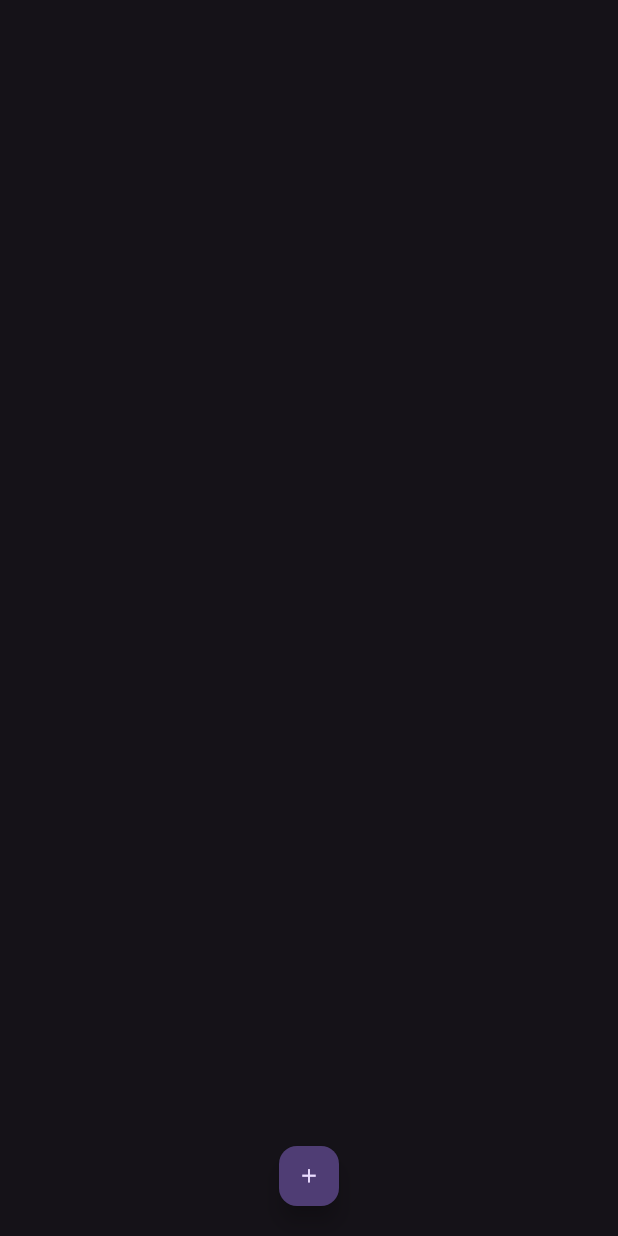
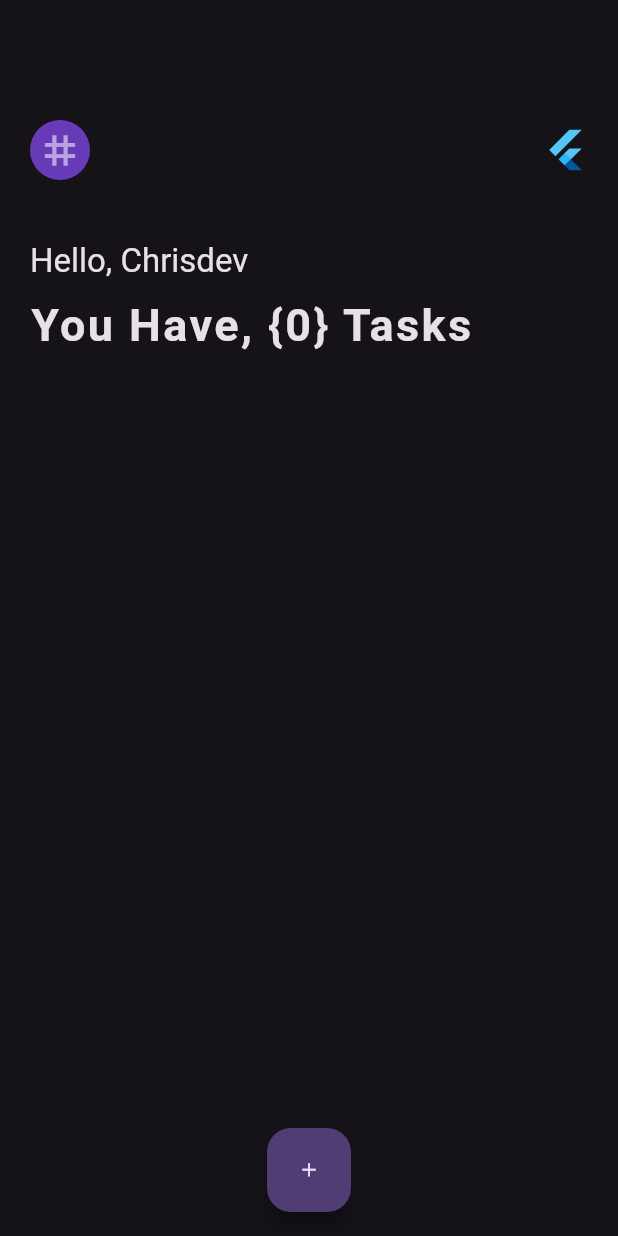
Before and after one commit to chrisokoriedev/daily_item_stream, a Flutter app: the screen it shows after launch, on a phone screen of 412 x 824 dp. Run offline on Flutter 3.47's test engine with Material 2 defaults, Android fonts, the phone set to English and light mode, and no system bars; our stand-ins replace awesome_snackbar_content, flutter_hooks, hive, hive_flutter, hooks_riverpod; accounts and stored records are empty.

Commit message:
updated home

```diff
--- a/lib/ui/home/home.dart
+++ b/lib/ui/home/home.dart
@@ -14,28 +14,75 @@ class Homepage extends ConsumerWidget {
           builder: (context) => WriteBottomSheet(item));
     }
 
+    final textStyle = Theme.of(context).textTheme;
+
     return Scaffold(
       resizeToAvoidBottomInset: false,
-      body: GestureDetector(
+      body: Padding(
+        padding: const EdgeInsets.all(20.0),
+        child: GestureDetector(
           onTap: () => FocusScope.of(context).unfocus(),
-        child: ref.watch(itemProvider).when(
+          child: Column(
+            crossAxisAlignment: CrossAxisAlignment.start,
+            children: [
+              const SizedBox(height: 60),
+              const Row(
+                mainAxisAlignment: MainAxisAlignment.spaceBetween,
+                children: [
+                  CircleAvatar(
+                    backgroundColor: Colors.deepPurple,
+                    child: Icon(
+                      Icons.grid_3x3,
+                      size: 30,
+                      color: Colors.white54,
+                    ),
+                  ),
+                  FlutterLogo(
+                    size: 30,
+                  ),
+                ],
+              ),
+              const SizedBox(height: 40),
+              Text(
+                'Hello, Chrisdev',
+                style: textStyle.titleLarge,
+              ),
+              const SizedBox(height: 10),
+              ref.watch(itemProvider).when(
+                    data: (data) => Text(
+                      'You Have, ${{data.length}} Tasks',
+                      style: textStyle.titleLarge!.copyWith(
+                          fontSize: 30,
+                          fontWeight: FontWeight.w600,
+                          letterSpacing: 1.6),
+                    ),
+                    error: (Object error, StackTrace stackTrace) =>
+                        const Text('Invalid data'),
+                    loading: () => const SizedBox(),
+                  ),
+              ref.watch(itemProvider).when(
                   data: (item) => ListView.builder(
                       itemCount: item.length,
                       shrinkWrap: true,
                       itemBuilder: (context, index) {
                         final data = item[index];
                         return ListTile(
-                    title: Text(data.title),
-                    subtitle: Text(data.des),
+                          contentPadding: EdgeInsets.zero,
+                          title: Text(data.title,style: textStyle.titleLarge,),
+                          subtitle: Text(data.des,style: textStyle.titleMedium,),
                         );
                       }),
-            error: (error, stacktrace) => Center(child: Text(error.toString())),
+                  error: (error, stacktrace) =>
+                      Center(child: Text(error.toString())),
                   loading: () => const Center(
                         child: Text('Loading'),
                       )),
+            ],
+          ),
+        ),
       ),
       floatingActionButtonLocation: FloatingActionButtonLocation.centerFloat,
-      floatingActionButton: FloatingActionButton.small(
+      floatingActionButton: FloatingActionButton(
         onPressed: openBottomsheet,
         child: const Icon(
           Icons.add,
```
Lines whose indentation alone changed are shown as unchanged.
